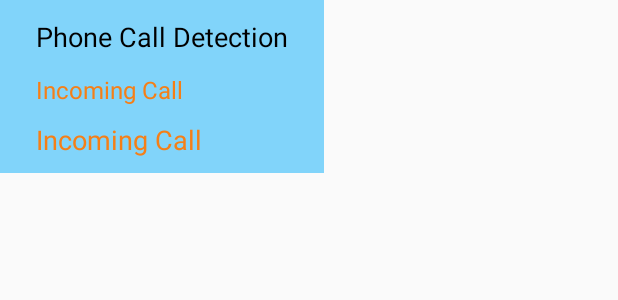
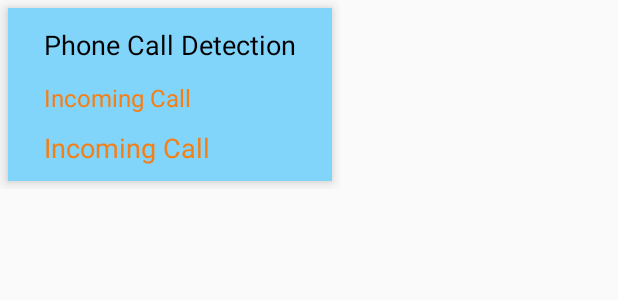
Before and after one commit to m-Bilal/PhoneCallDetection, an Android app: the layout serivce_call_start_popup.xml on its own in the app's theme, with its tools: preview values and no code run, on a phone screen of 412 x 824 dp. Shown: the top 300 px of the screen. Run offline under Robolectric (Android 15) with nearby library versions, the phone set to English and light mode, and no system bars.

Commit message:
Minor fixes to popup ui

```diff
--- a/app/build.gradle
+++ b/app/build.gradle
@@ -26,5 +26,6 @@ dependencies {
     })
     compile 'com.android.support:appcompat-v7:25.3.1'
     compile 'com.android.support.constraint:constraint-layout:1.0.2'
+    compile 'com.android.support:cardview-v7:25.3.1'
     testCompile 'junit:junit:4.12'
 }
--- a/app/src/main/res/layout/serivce_call_start_popup.xml
+++ b/app/src/main/res/layout/serivce_call_start_popup.xml
@@ -1,10 +1,25 @@
 <?xml version="1.0" encoding="utf-8"?>
-<LinearLayout xmlns:android="http://schemas.android.com/apk/res/android"
-    android:id="@+id/linear_layout_CallStartInfoService"
-    android:orientation="vertical"
-    android:background="#81D4FA"
+<FrameLayout xmlns:android="http://schemas.android.com/apk/res/android"
     android:layout_width="wrap_content"
     android:layout_height="wrap_content" >
+
+    <android.support.v7.widget.CardView
+        xmlns:card_view="http://schemas.android.com/apk/res-auto"
+        android:layout_width="wrap_content"
+        android:layout_height="wrap_content"
+        card_view:cardElevation="6dp"
+        android:layout_marginTop="5dp"
+        android:layout_marginLeft="5dp"
+        android:layout_marginRight="5dp"
+        android:layout_marginBottom="5dp"
+        card_view:cardCornerRadius="0dp"
+        card_view:cardBackgroundColor="#81D4FA">
+
+        <LinearLayout
+            android:id="@+id/linear_layout_CallStartInfoService"
+            android:layout_width="wrap_content"
+            android:layout_height="wrap_content"
+            android:orientation="vertical">
 
             <TextView
                 android:layout_width="match_parent"
@@ -41,3 +56,5 @@
                 android:textSize="18sp"/>
 
         </LinearLayout>
+    </android.support.v7.widget.CardView>
+</FrameLayout>
```
Lines whose indentation alone changed are shown as unchanged.
